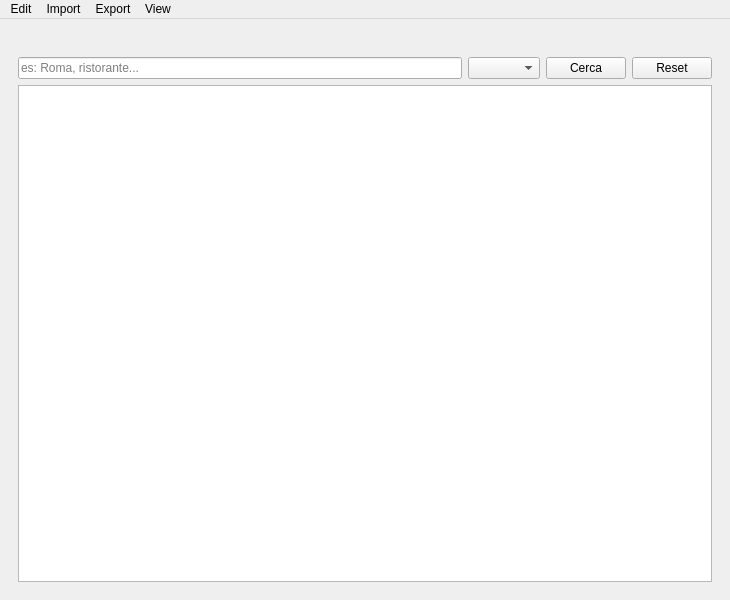
Above: mainwindow.ui from biasuzzi-davide/CapitalFocus before the change. Below: the same form after it.
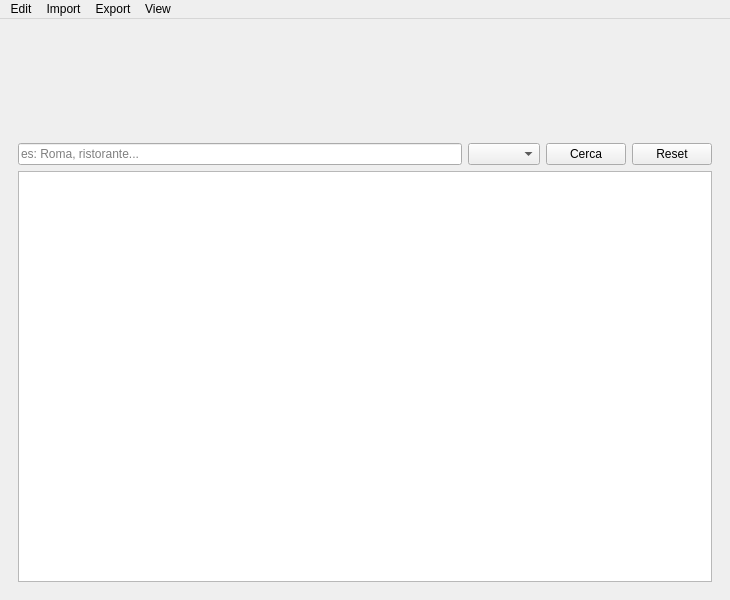
That is the form after the change. Icons and pictures are not drawn.

Patch:
```diff
--- a/mainwindow.ui
+++ b/mainwindow.ui
@@ -11,7 +11,125 @@
    </rect>
   </property>
   <property name="windowTitle">
-   <string>Luoghi</string>
+   <string>Place details</string>
+  </property>
+  <property name="styleSheet">
+   <string notr="true">
+/* Stile generale per la finestra principale */
+QMainWindow#MainWindow {
+	background-color: #f0f0f0; /* Sfondo grigio chiaro */
+	font-family: Segoe UI, Arial, sans-serif; /* Font pi\u00F9 moderno (se disponibile) */
+	font-size: 10pt;
+}
+
+/* Applica lo stile al widget centrale */
+QWidget#centralwidget {
+	background-color: #f0f0f0; /* Sfondo grigio chiaro coerente */
+}
+
+/* Stile per tutte le etichette */
+QLabel {
+	color: #333333; /* Testo grigio scuro */
+	padding-bottom: 2px; /* Piccola spaziatura sotto */
+}
+
+/* Stile per campi di testo, combo box, list widget e table widget */
+QLineEdit, QComboBox, QListWidget, QTableWidget {
+	background-color: #ffffff; /* Sfondo bianco */
+	border: 1px solid #cccccc; /* Bordo grigio chiaro */
+	border-radius: 4px; /* Angoli arrotondati */
+	padding: 5px; /* Spaziatura interna */
+	color: #333333; /* Colore del testo */
+}
+
+/* Stile specifico per QComboBox per garantire spazio per la freccia */
+QComboBox {
+	padding-right: 20px;
+}
+
+/* Stile per QTableWidget per un aspetto pi\u00F9 pulito */
+QTableWidget {
+	selection-background-color: #E53935; /* Rosso primario per la selezione */
+	selection-color: white;
+	show-grid: true; /* Mostra le linee della griglia */
+	gridline-color: #e0e0e0; /* Colore linee griglia */
+	/* alternate-background-color: #fafafa; /* Opzionale: colore alternato per le righe */
+}
+
+/* Stile per i bottoni (usando la palette rossa accesa) */
+QPushButton {
+	background-color: #E53935; /* Rosso primario (Material Design Red 600) */
+	color: white; /* Testo bianco */
+	border: none; /* Nessun bordo */
+	padding: 8px 16px; /* Pi\u00F9 padding */
+	border-radius: 4px; /* Angoli arrotondati */
+	font-weight: bold; /* Grassetto */
+	min-width: 70px; /* Larghezza minima */
+	margin: 2px; /* Piccolo margine per separare i bottoni */
+}
+
+QPushButton:hover {
+	background-color: #D32F2F; /* Rosso pi\u00F9 scuro al passaggio (MD Red 700) */
+}
+
+QPushButton:pressed {
+	background-color: #B71C1C; /* Rosso ancora pi\u00F9 scuro quando premuto (MD Red 900) */
+}
+
+/* Stile per l'etichetta dei credits (se necessario, per prevenire interferenze con HTML) */
+QLabel#label_2 {
+	/* Lo stile delle etichette generiche sopra dovrebbe applicarsi,
+	    se l'HTML non lo sovrascrive con uno style="" diretto */
+}
+
+/* Stile per gli item selezionabili nella QListWidget (nomi dei luoghi) */
+QListWidget::item:selectable {
+	color: #2E3138; /* Imposta il colore del testo degli item selezionabili a nero */
+}
+
+/* Stile per gli header delle sezioni nella QListWidget (non selezionabili) */
+QListWidget::item:!selectable {
+	color: #2E3138; /* Usa il rosso primario per gli header */
+	font-weight: bold; /* Mantenuto il grassetto */
+}
+
+/* Stile per l'item selezionato nella QListWidget */
+QListWidget::item:selected {
+    background-color: #E53935; /* Sfondo rosso primario per l'elemento selezionato */
+    color: white; /* Testo bianco per l'elemento selezionato */
+}
+
+
+/* Stile per la scrollbar verticale all'interno di QListWidget */
+QListWidget QScrollBar:vertical {
+    border: 1px solid #cccccc;
+    background: #f0f0f0; /* Sfondo della barra di scorrimento */
+    width: 10px; /* Larghezza della scrollbar */
+    margin: 0px 0px 0px 0px;
+    border-radius: 5px;
+}
+
+QListWidget QScrollBar::handle:vertical {
+    background: #E53935; /* Colore del "pulsantino" (handle) */
+    min-height: 20px;
+    border-radius: 5px;
+}
+
+QListWidget QScrollBar::add-line:vertical,
+QListWidget QScrollBar::sub-line:vertical {
+    border: none; /* Rimuovi le frecce sopra e sotto (opzionale per look moderno) */
+    background: none;
+    height: 0px;
+    subcontrol-position: top;
+    subcontrol-origin: margin;
+}
+
+QListWidget QScrollBar::add-page:vertical,
+QListWidget QScrollBar::sub-page:vertical {
+    background: none; /* Rendi il "tracciato" vuoto/trasparente */
+}
+
+</string>
   </property>
   <widget class="QWidget" name="centralwidget">
    <property name="sizePolicy">
@@ -45,25 +163,37 @@
         </item>
         <item alignment="Qt::AlignHCenter">
          <widget class="QLabel" name="label">
-          <property name="maximumSize">
-           <size>
-            <width>186</width>
+        <!-- Forziamo una dimensione fissa pari alla risoluzione originale del logo -->
+        <property name="minimumSize">
+            <size>
+            <width>200</width>   <!-- sostituisci 200 con la larghezza reale del logo -->
+            <height>100</height> <!-- sostituisci 100 con l'altezza reale del logo -->
+            </size>
+        </property>
+        <property name="maximumSize">
+            <size>
+            <width>200</width>
             <height>100</height>
-           </size>
-          </property>
-          <property name="text">
-           <string/>
-          </property>
-          <property name="pixmap">
-           <pixmap resource="resources.qrc">:/images/logo.png</pixmap>
-          </property>
-          <property name="scaledContents">
-           <bool>true</bool>
-          </property>
-          <property name="alignment">
-           <set>Qt::AlignCenter</set>
-          </property>
-         </widget>
+            </size>
+        </property>
+        <!-- Impostiamo la policy a Fixed così Qt Creator non lo ridimensiona automaticamente -->
+        <property name="sizePolicy">
+            <sizepolicy hsizetype="Fixed" vsizetype="Fixed">
+            <horstretch>0</horstretch>
+            <verstretch>0</verstretch>
+            </sizepolicy>
+        </property>
+        <property name="pixmap">
+            <pixmap resource="resources.qrc">:/images/logo.png</pixmap>
+        </property>
+        <!-- disabilitiamo lo scaling automatico -->
+        <property name="scaledContents">
+            <bool>true</bool>
+        </property>
+        <property name="alignment">
+            <set>Qt::AlignCenter</set>
+        </property>
+        </widget>
         </item>
         <item>
          <layout class="QHBoxLayout" name="topSearchLayout">
```
Left out of the diff: 2 changed lines with no effect on the pictures.
